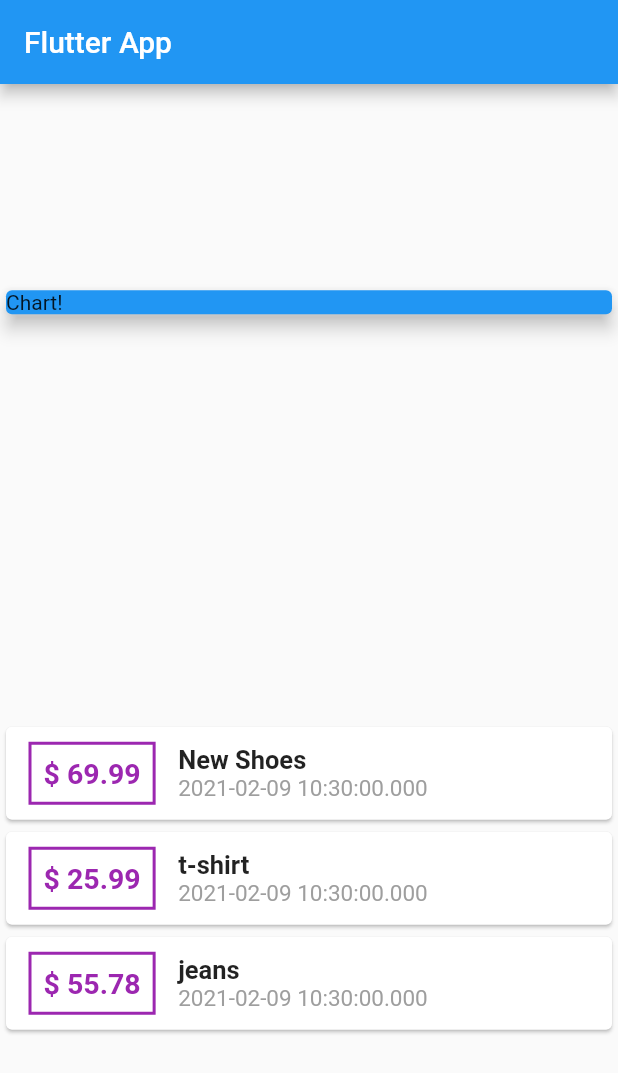
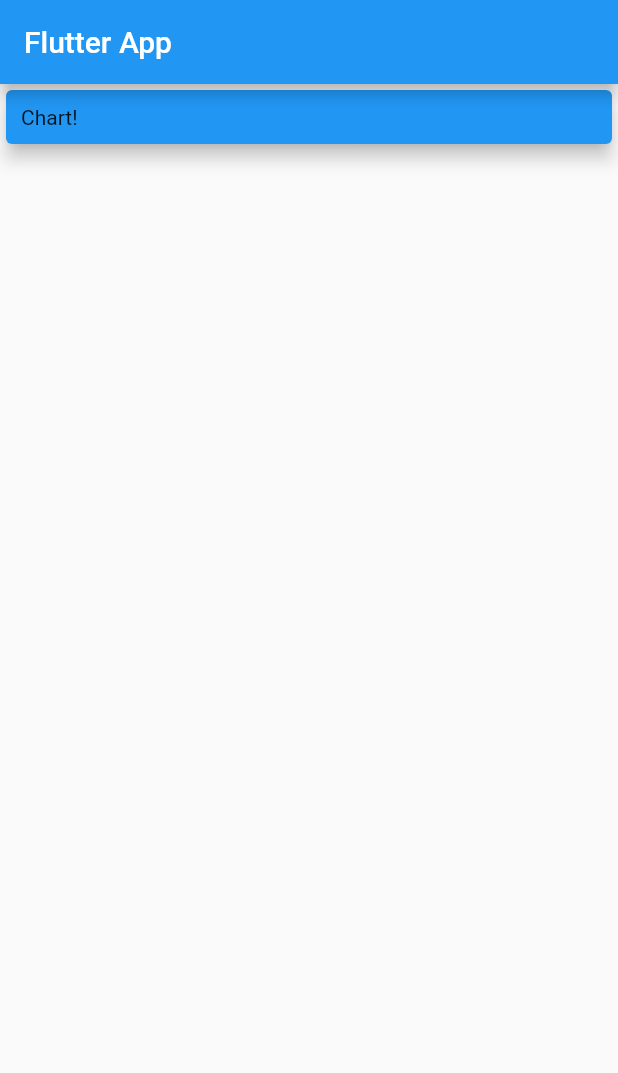
Before and after one commit to AyariAhmed/Personal-Expenses-Mobile-App, a Flutter app: the screen it shows after launch, on a phone screen of 412 x 824 dp. Shown: the top 1073 px of the screen. Run offline on Flutter 3.47's test engine with Material 2 defaults, Android fonts, the phone set to English and light mode, and no system bars.

```diff
--- a/lib/main.dart
+++ b/lib/main.dart
@@ -1,5 +1,5 @@
 import 'package:flutter/material.dart';
-import 'package:personal_expenses/transaction.dart';
+
 
 void main() {
   runApp(MyApp());
@@ -16,14 +16,8 @@ class MyApp extends StatelessWidget {
 }
 
 class MyHomePage extends StatelessWidget {
-  final List<Transaction> transactions = [
-    Transaction(
-        id: 't1', title: 'New Shoes', amount: 69.99, date: DateTime.now()),
-    Transaction(
-        id: 't2', title: 't-shirt', amount: 25.99, date: DateTime.now()),
-    Transaction(id: 't3', title: 'jeans', amount: 55.78, date: DateTime.now(),
-    ),
-  ];
+
+
 
   @override
   Widget build(BuildContext context) {
@@ -32,70 +26,24 @@ class MyHomePage extends StatelessWidget {
         title: Text('Flutter App'),
       ),
       body: Column(
-        mainAxisAlignment: MainAxisAlignment.spaceAround,
+        mainAxisAlignment: MainAxisAlignment.start,
         crossAxisAlignment: CrossAxisAlignment.stretch,
         children: [
           Container(
             width: double.infinity,
             child: Card(
-              child: Text(
-                'Chart!',
-                textAlign: TextAlign.start,
+              child: Container(
+                padding: EdgeInsets.all(10),
+                child: Text(
+                  'Chart!',
+                  textAlign: TextAlign.start,
+                ),
               ),
               elevation: 5,
               color: Colors.blue,
             ),
           ),
-          Column(
-            children: [
-              ...(transactions
-                  .map((tx) => Card(
-                        child: Row(
-                          children: [
-                            Container(
-                              margin: EdgeInsets.symmetric(
-                                  vertical: 10, horizontal: 15),
-                              decoration: BoxDecoration(
-                                border: Border.all(
-                                  color: Colors.purple,
-                                  width: 2,
-                                ),
-                              ),
-                              child: Text(
-                                '\$ ${tx.amount}',
-                                style: TextStyle(
-                                  fontWeight: FontWeight.bold,
-                                  fontSize: 19,
-                                  color: Colors.purple,
-                                ),
-                              ),
-                              padding: EdgeInsets.all(8),
-                            ),
-                            Column(
-                              crossAxisAlignment: CrossAxisAlignment.start,
-                              mainAxisAlignment: MainAxisAlignment.spaceBetween,
-                              children: [
-                                Text(
-                                  tx.title,
-                                  style: TextStyle(
-                                      fontSize: 17,
-                                      fontWeight: FontWeight.bold),
-                                ),
-                                Text(
-                                  tx.date.toString(),
-                                  style: TextStyle(
-                                    fontSize: 15,
-                                    color: Colors.grey
-                                  ),
-                                )
-                              ],
-                            )
-                          ],
-                        ),
-                      ))
-                  .toList())
-            ],
-          )
+
         ],
       ),
     );
```
Also changed, not shown: lib/widgets/new_transaction.dart (added, +43 -0 lines), lib/widgets/transaction_list.dart (added, +74 -0 lines), lib/widgets/user_transactions.dart (added, +19 -0 lines), lib/models/transaction.dart (renamed from lib/transaction.dart).
